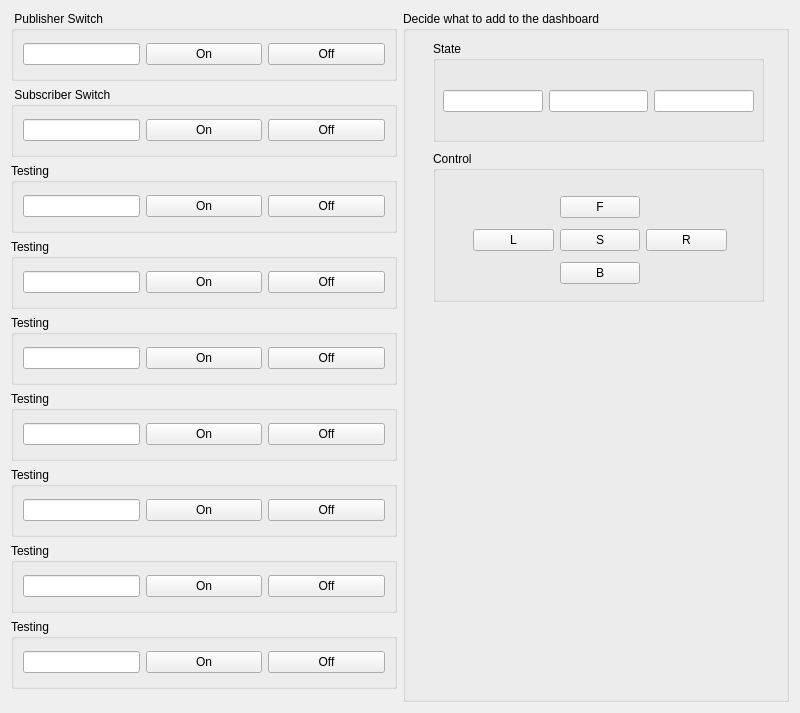
First picture: the form in solo_dashboard/ui/solo_dashboard.ui, repository ipab-slmc/solo_ros, before the edit.
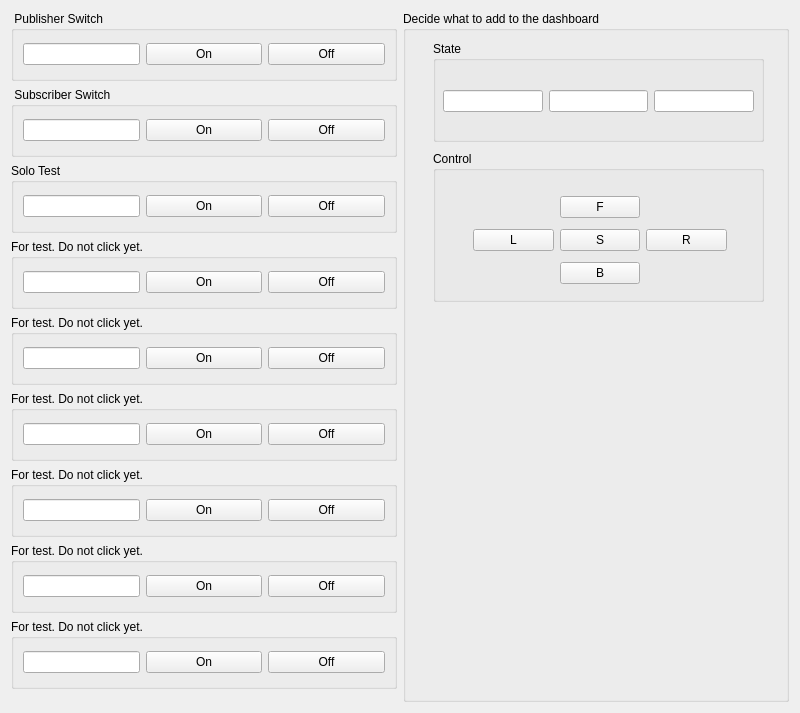
Second picture: the form after the edit.

Commit message: Add Solo Test Feature to dashboard (Need more work)

Diff of the .ui file:
```diff
--- a/solo_dashboard/ui/solo_dashboard.ui
+++ b/solo_dashboard/ui/solo_dashboard.ui
@@ -139,7 +139,7 @@
         </size>
        </property>
        <property name="title">
-        <string>Testing</string>
+        <string>Solo Test</string>
        </property>
        <layout class="QGridLayout" name="gridLayout_1">
         <item row="0" column="0">
@@ -184,7 +184,7 @@
         </size>
        </property>
        <property name="title">
-        <string>Testing</string>
+        <string>For test. Do not click yet.</string>
        </property>
        <layout class="QGridLayout" name="gridLayout_2">
         <item row="0" column="1">
@@ -229,7 +229,7 @@
         </size>
        </property>
        <property name="title">
-        <string>Testing</string>
+        <string>For test. Do not click yet.</string>
        </property>
        <layout class="QGridLayout" name="gridLayout_3">
         <item row="0" column="1">
@@ -274,7 +274,7 @@
         </size>
        </property>
        <property name="title">
-        <string>Testing</string>
+        <string>For test. Do not click yet.</string>
        </property>
        <layout class="QGridLayout" name="gridLayout_4">
         <item row="0" column="1">
@@ -319,7 +319,7 @@
         </size>
        </property>
        <property name="title">
-        <string>Testing</string>
+        <string>For test. Do not click yet.</string>
        </property>
        <layout class="QGridLayout" name="gridLayout_5">
         <item row="0" column="1">
@@ -364,7 +364,7 @@
         </size>
        </property>
        <property name="title">
-        <string>Testing</string>
+        <string>For test. Do not click yet.</string>
        </property>
        <layout class="QGridLayout" name="gridLayout_6">
         <item row="0" column="1">
@@ -409,7 +409,7 @@
         </size>
        </property>
        <property name="title">
-        <string>Testing</string>
+        <string>For test. Do not click yet.</string>
        </property>
        <layout class="QGridLayout" name="gridLayout_7">
         <item row="0" column="1">
```
Left out of the diff: 6 changed lines with no effect on the pictures. The commit also changes 7 other files.
